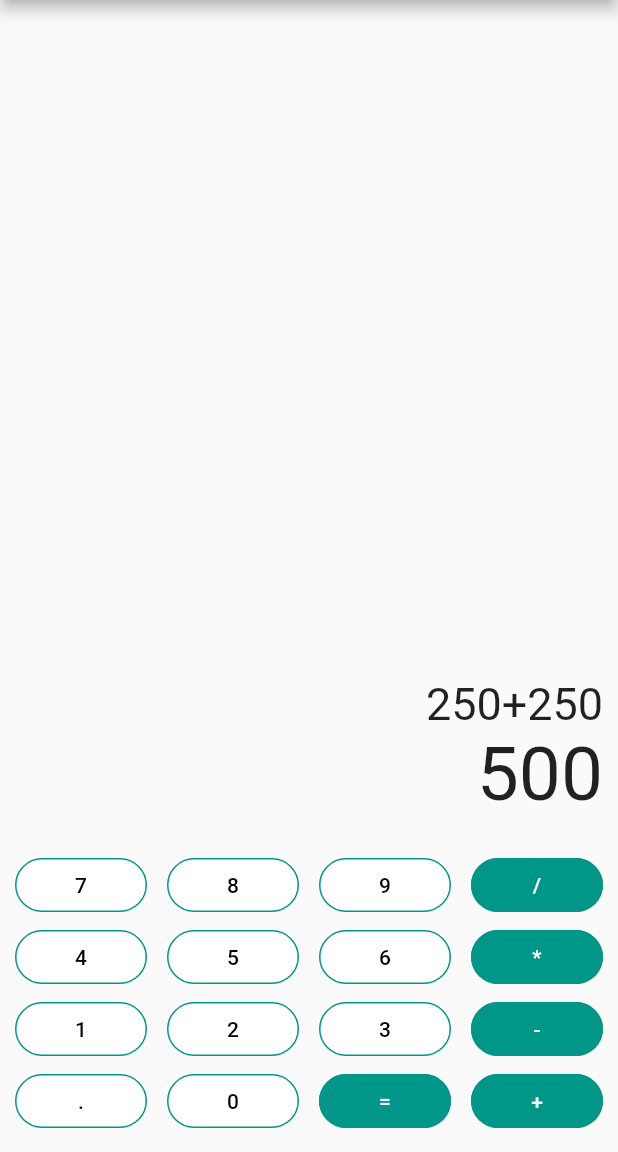
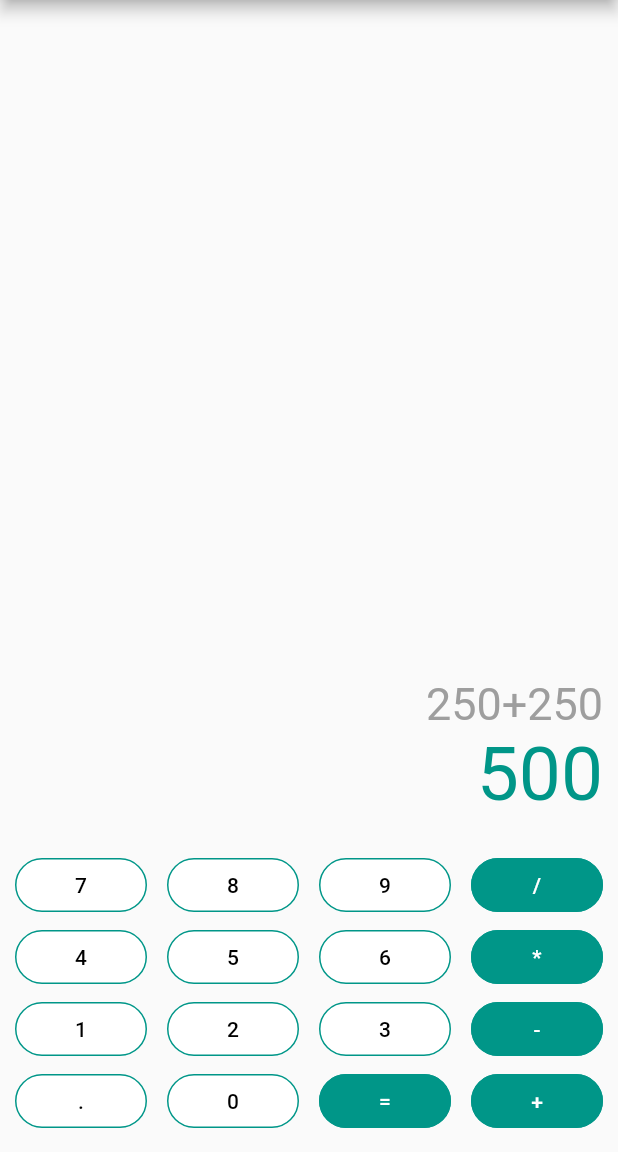
Before and after one commit to BlackIQ/flulator, a Flutter app: the screen it shows after launch, on a phone screen of 412 x 824 dp, the part 84-1236 px from its top. Run offline on Flutter 3.47's test engine with Material 2 defaults, Android fonts, the phone set to English and light mode, and no system bars.

Commit message:
Fix colors

```diff
--- a/lib/app/texts/all.dart
+++ b/lib/app/texts/all.dart
@@ -9,6 +9,7 @@ class AllStatus extends StatelessWidget {
     return Text(
       number,
       style: TextStyle(
+        color: Colors.teal,
         fontSize: 50.0,
       ),
     );
--- a/lib/app/texts/current.dart
+++ b/lib/app/texts/current.dart
@@ -9,6 +9,7 @@ class CurrentStatus extends StatelessWidget {
     return Text(
       number,
       style: TextStyle(
+        color: Colors.grey,
         fontSize: 30.0,
       ),
     );
```
